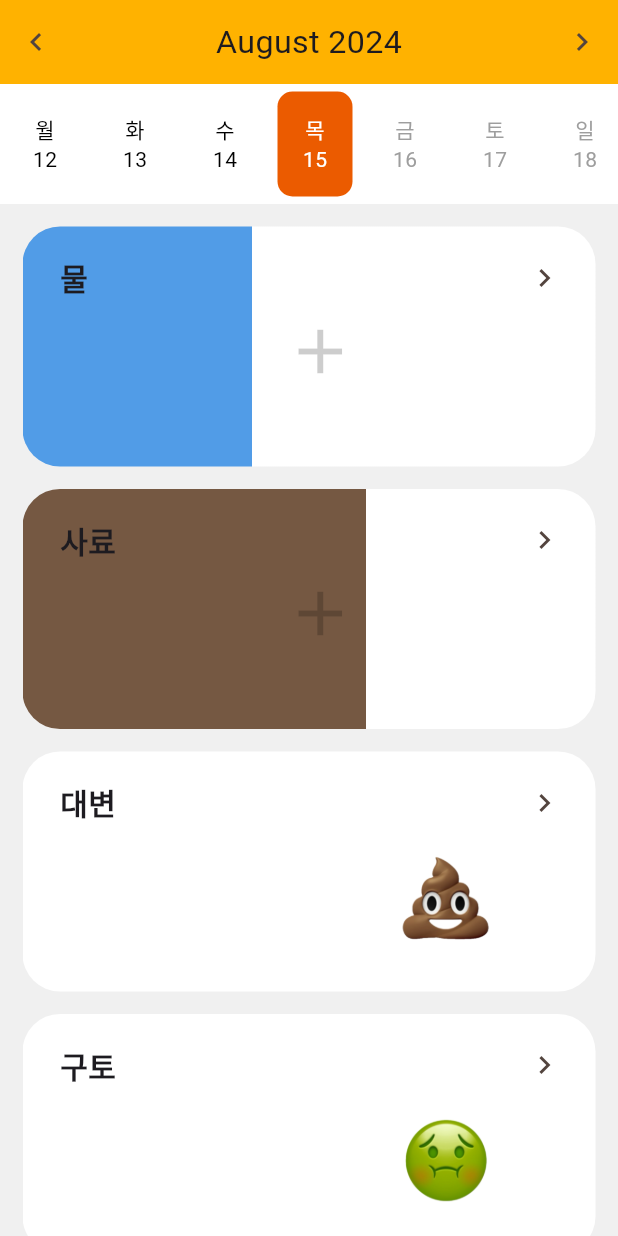
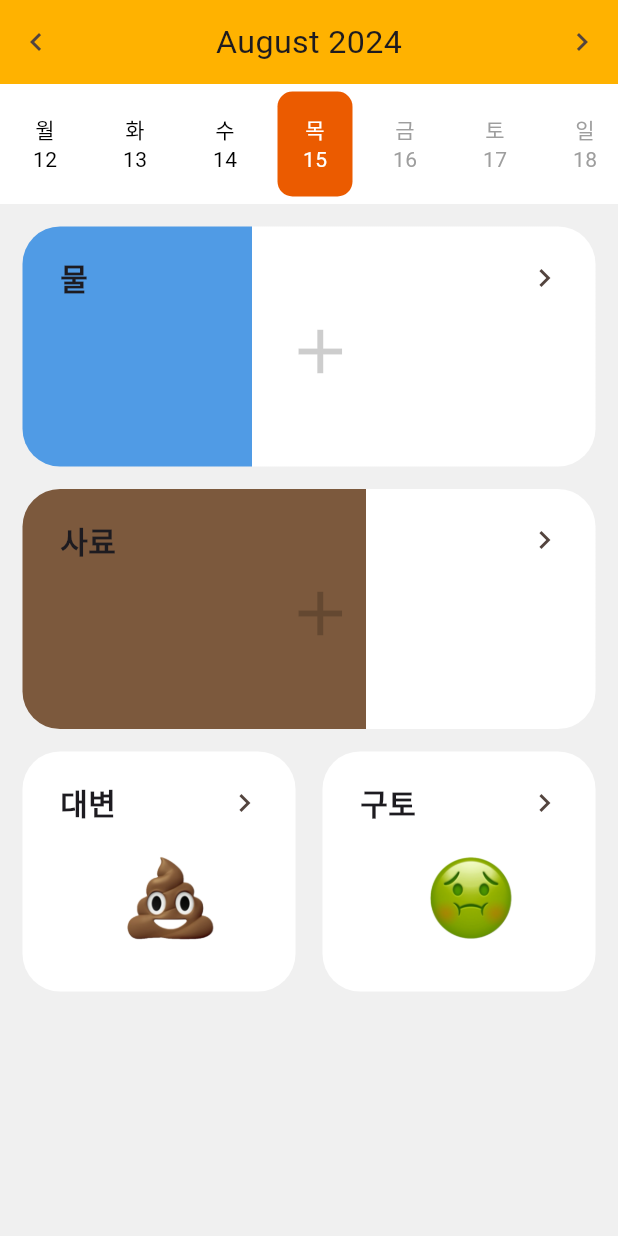
Before and after one commit to amosi999/mncare, a Flutter app: the TrackingScreen screen opened directly with empty values, on a phone screen of 412 x 824 dp. Run offline on Flutter 3.47's test engine with Material 3 defaults, Android fonts, the phone set to English and light mode, and no system bars; our stand-ins replace camera, cloud_firestore, firebase_auth, firebase_core, firebase_storage, flutter_colorpicker and 3 more; missing offline and left inert: toggle_list; accounts and stored records are empty.

Commit message:
chore: 트래킹 메인화면 그리드 수정

```diff
--- a/lib/screens/tracking/tracking_grid.dart
+++ b/lib/screens/tracking/tracking_grid.dart
@@ -23,10 +23,13 @@ class TrackingGrid extends StatelessWidget {
             const SizedBox(height: 15),
             _buildTrackingItem(context, '사료', volume: 0.6),
             const SizedBox(height: 15),
-            _buildTrackingItem(context, '대변'),
-            const SizedBox(height: 15),
-            _buildTrackingItem(context, '구토'),
-            const SizedBox(height: 15),
+            Row(
+              mainAxisAlignment: MainAxisAlignment.spaceBetween,
+              children: [
+                _buildTrackingItem(context, '대변'),
+                _buildTrackingItem(context, '구토'),
+              ],
+            ),
           ],
         ),
       ),
@@ -47,7 +50,7 @@ class TrackingGrid extends StatelessWidget {
         case '물':
           return BoxDecoration(
             gradient: LinearGradient(
-              colors: const [Color.fromARGB(255, 81, 156, 231), Colors.white],
+              colors: const [Color.fromARGB(255, 80, 155, 229), Colors.white],
               stops: [getVolume(), getVolume()],
               begin: Alignment.centerLeft,
               end: Alignment.centerRight,
@@ -57,7 +60,7 @@ class TrackingGrid extends StatelessWidget {
         case '사료':
           return BoxDecoration(
             gradient: LinearGradient(
-              colors: const [Color.fromARGB(255, 117, 88, 66), Colors.white],
+              colors: const [Color.fromARGB(255, 124, 89, 61), Colors.white],
               stops: [getVolume(), getVolume()],
               begin: Alignment.centerLeft,
               end: Alignment.centerRight,
@@ -123,7 +126,7 @@ class TrackingGrid extends StatelessWidget {
         }
       },
       child: Container(
-        width: double.infinity,
+        width: title == '물' || title == '사료' ? double.infinity : 182,
         height: 160,
         decoration: getDecoration(title),
         child: Padding(
@@ -166,27 +169,21 @@ class TrackingGrid extends StatelessWidget {
                 ),
               if (title == '대변')
                 Row(
-                  mainAxisAlignment: MainAxisAlignment.end,
+                  mainAxisAlignment: MainAxisAlignment.center,
                   children: [
                     SizedBox(
                       height: 80,
                       child: Image.asset('assets/images/poop.png'),
                     ),
-                    const SizedBox(
-                      width: 50,
-                    ),
                   ],
                 ),
               if (title == '구토')
                 Row(
-                  mainAxisAlignment: MainAxisAlignment.end,
+                  mainAxisAlignment: MainAxisAlignment.center,
                   children: [
                     SizedBox(
                       height: 80,
                       child: Image.asset('assets/images/vomit.png'),
-                    ),
-                    const SizedBox(
-                      width: 50,
                     ),
                   ],
                 ),
```
